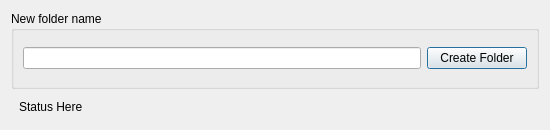
The window that Gui/Dialogs/DialogAddNewFolder.ui (fxdeniz/NeSync) describes before a commit, drawn with Qt 5.
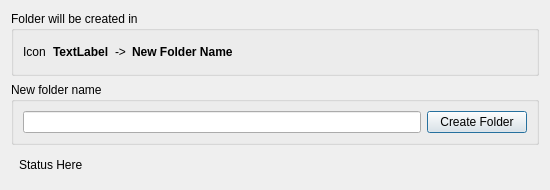
The same window after the commit.

Diff of the .ui file:
```diff
--- a/Gui/Dialogs/DialogAddNewFolder.ui
+++ b/Gui/Dialogs/DialogAddNewFolder.ui
@@ -7,7 +7,7 @@
     <x>0</x>
     <y>0</y>
     <width>550</width>
-    <height>130</height>
+    <height>190</height>
    </rect>
   </property>
   <property name="minimumSize">
@@ -19,15 +19,81 @@
   <property name="maximumSize">
    <size>
     <width>16777215</width>
-    <height>130</height>
+    <height>190</height>
    </size>
   </property>
   <property name="windowTitle">
    <string>Dialog</string>
   </property>
-  <layout class="QVBoxLayout" name="verticalLayout" stretch="5,0">
+  <layout class="QVBoxLayout" name="verticalLayout">
    <item>
-    <widget class="QGroupBox" name="groupBox">
+    <widget class="QGroupBox" name="groupBoxParentFolder">
+     <property name="title">
+      <string>Folder will be created in</string>
+     </property>
+     <layout class="QHBoxLayout" name="horizontalLayout_2">
+      <item>
+       <widget class="QLabel" name="labelFolderIcon">
+        <property name="minimumSize">
+         <size>
+          <width>24</width>
+          <height>24</height>
+         </size>
+        </property>
+        <property name="text">
+         <string>Icon</string>
+        </property>
+       </widget>
+      </item>
+      <item>
+       <widget class="QLabel" name="labelParentFolderPath">
+        <property name="font">
+         <font>
+          <bold>true</bold>
+         </font>
+        </property>
+        <property name="text">
+         <string>TextLabel</string>
+        </property>
+       </widget>
+      </item>
+      <item>
+       <widget class="QLabel" name="labelSeparator">
+        <property name="text">
+         <string>-&gt;</string>
+        </property>
+       </widget>
+      </item>
+      <item>
+       <widget class="QLabel" name="labelFolderName">
+        <property name="font">
+         <font>
+          <bold>true</bold>
+         </font>
+        </property>
+        <property name="text">
+         <string>New Folder Name</string>
+        </property>
+       </widget>
+      </item>
+      <item>
+       <spacer name="horizontalSpacer_3">
+        <property name="orientation">
+         <enum>Qt::Horizontal</enum>
+        </property>
+        <property name="sizeHint" stdset="0">
+         <size>
+          <width>40</width>
+          <height>20</height>
+         </size>
+        </property>
+       </spacer>
+      </item>
+     </layout>
+    </widget>
+   </item>
+   <item>
+    <widget class="QGroupBox" name="groupBoxNewFolder">
      <property name="title">
       <string>New folder name</string>
      </property>
```
